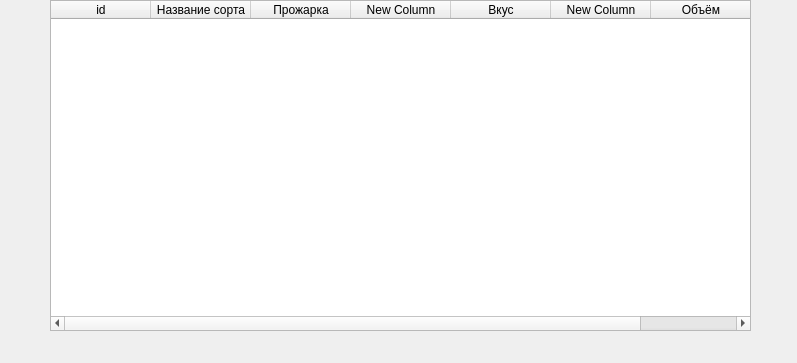
Qt form main.ui (tofu18/cofeeProject) before a commit.
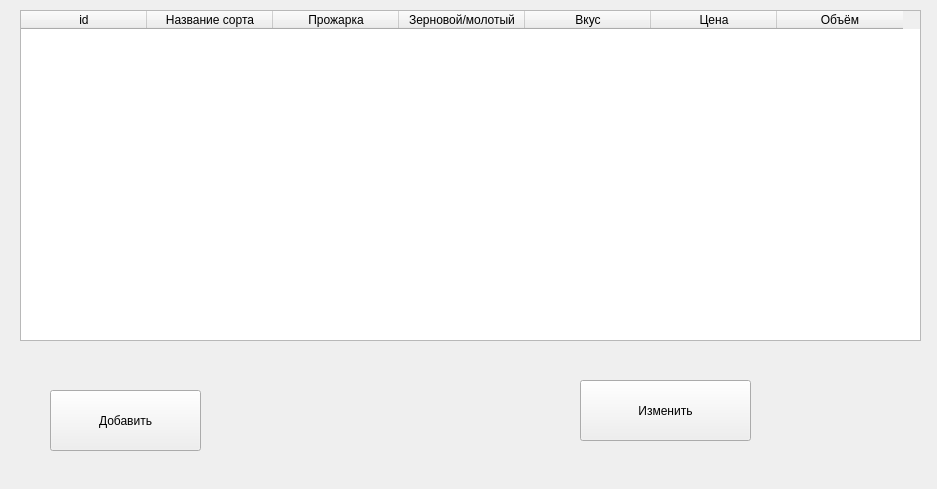
The same form after that commit.

What changed in the file:
```diff
--- a/main.ui
+++ b/main.ui
@@ -6,8 +6,8 @@
    <rect>
     <x>0</x>
     <y>0</y>
-    <width>797</width>
-    <height>363</height>
+    <width>937</width>
+    <height>489</height>
    </rect>
   </property>
   <property name="windowTitle">
@@ -16,12 +16,21 @@
   <widget class="QTableWidget" name="tableWidget">
    <property name="geometry">
     <rect>
-     <x>50</x>
-     <y>0</y>
-     <width>701</width>
+     <x>20</x>
+     <y>10</y>
+     <width>901</width>
      <height>331</height>
     </rect>
    </property>
+   <property name="lineWidth">
+    <number>1</number>
+   </property>
+   <property name="autoScrollMargin">
+    <number>16</number>
+   </property>
+   <attribute name="horizontalHeaderDefaultSectionSize">
+    <number>126</number>
+   </attribute>
    <column>
     <property name="text">
      <string>id</string>
@@ -39,7 +48,7 @@
    </column>
    <column>
     <property name="text">
-     <string>New Column</string>
+     <string>Зерновой/молотый</string>
     </property>
    </column>
    <column>
@@ -49,7 +58,7 @@
    </column>
    <column>
     <property name="text">
-     <string>New Column</string>
+     <string>Цена</string>
     </property>
    </column>
    <column>
@@ -58,6 +67,32 @@
     </property>
    </column>
   </widget>
+  <widget class="QPushButton" name="pushButton">
+   <property name="geometry">
+    <rect>
+     <x>50</x>
+     <y>390</y>
+     <width>151</width>
+     <height>61</height>
+    </rect>
+   </property>
+   <property name="text">
+    <string>Добавить</string>
+   </property>
+  </widget>
+  <widget class="QPushButton" name="pushButton_2">
+   <property name="geometry">
+    <rect>
+     <x>580</x>
+     <y>380</y>
+     <width>171</width>
+     <height>61</height>
+    </rect>
+   </property>
+   <property name="text">
+    <string>Изменить</string>
+   </property>
+  </widget>
  </widget>
  <resources/>
  <connections/>
```
